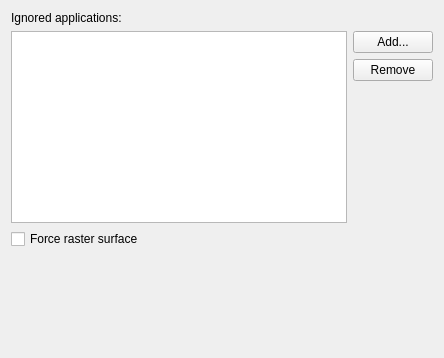
This is src/qt5ct/troubleshootingpage.ui in jlindgren90/qt5ct as Qt 5 draws it before an edit. The edited form follows.
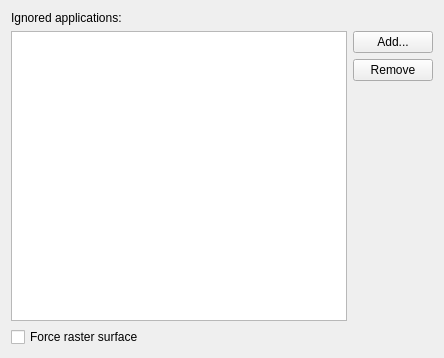
This is the edited form. Icons and pictures are not drawn.

Patch:
```diff
--- a/src/qt5ct/troubleshootingpage.ui
+++ b/src/qt5ct/troubleshootingpage.ui
@@ -51,7 +51,7 @@
         <enum>Qt::Vertical</enum>
        </property>
        <property name="sizeType">
-        <enum>QSizePolicy::Minimum</enum>
+        <enum>QSizePolicy::Expanding</enum>
        </property>
        <property name="sizeHint" stdset="0">
         <size>
@@ -89,19 +89,6 @@
      </property>
     </widget>
    </item>
-   <item>
-    <spacer name="verticalSpacer_2">
-     <property name="orientation">
-      <enum>Qt::Vertical</enum>
-     </property>
-     <property name="sizeHint" stdset="0">
-      <size>
-       <width>20</width>
-       <height>40</height>
-      </size>
-     </property>
-    </spacer>
-   </item>
   </layout>
  </widget>
  <resources/>
```
